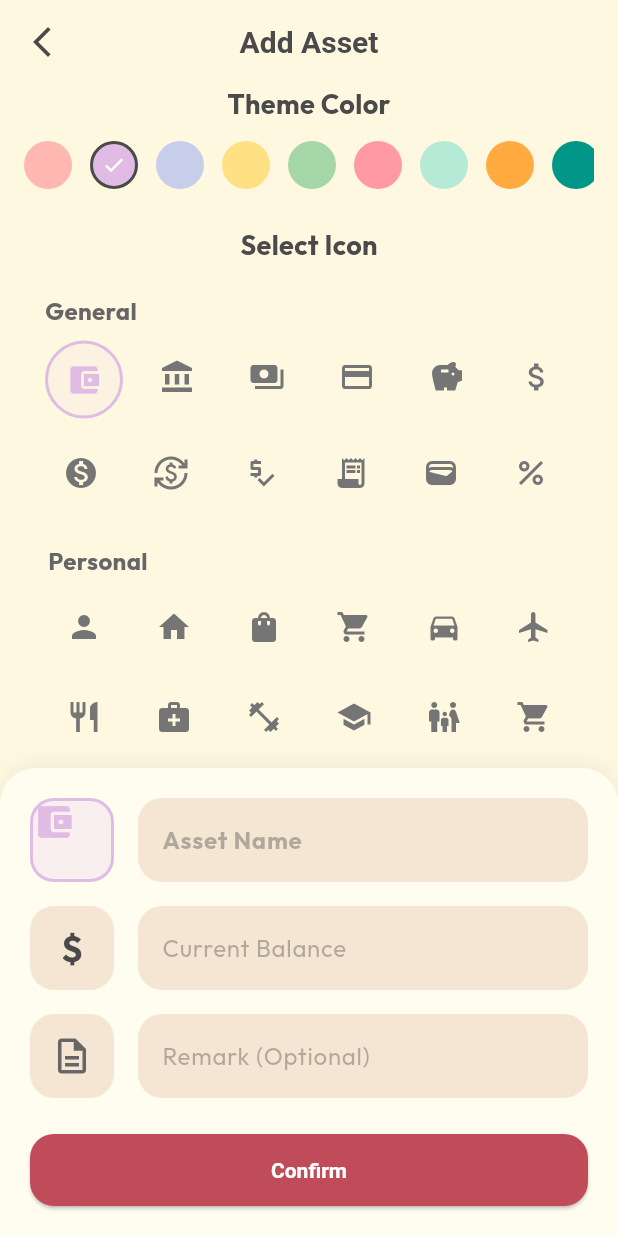
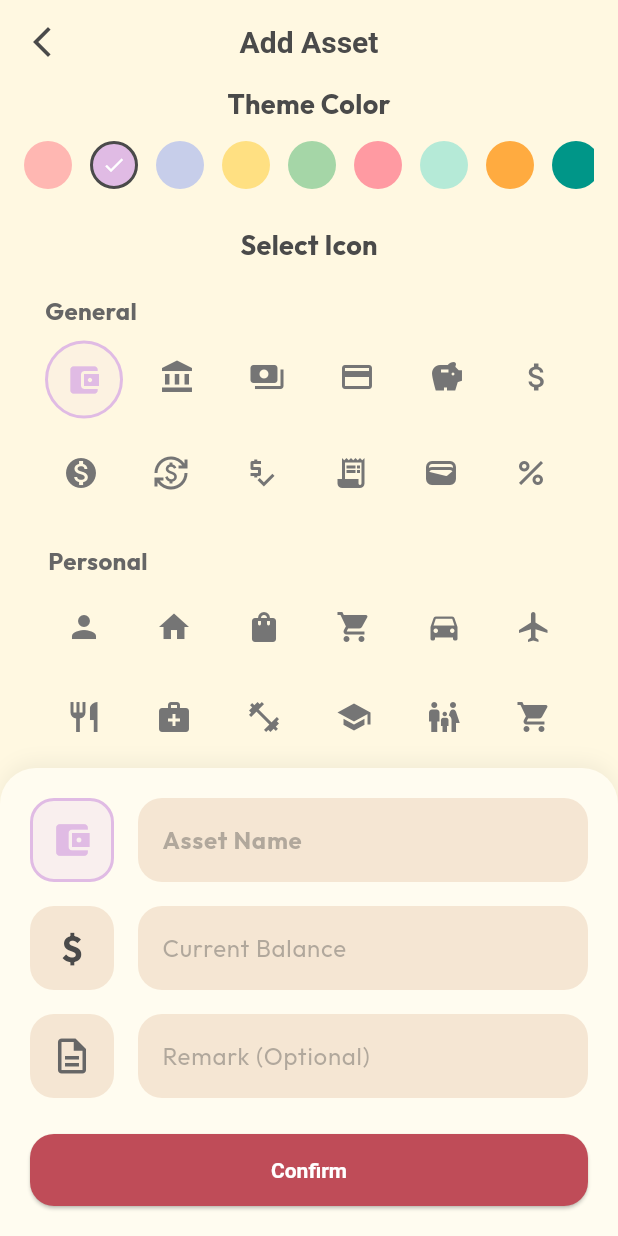
Before and after one commit to amerfathullah/neko-money-manager, a Flutter app: the AddEditAssetPage screen opened directly, on a phone screen of 412 x 824 dp. Run offline on Flutter 3.47's test engine with Material 3 defaults, Android fonts, the phone set to English and light mode, and no system bars; our stand-ins replace cloud_firestore, firebase_auth, firebase_core, fl_chart, flutter_riverpod, google_fonts and 4 more; accounts and stored records are empty; network calls fail.

Commit message:
fix icon alignment

```diff
--- a/lib/features/assets/presentation/pages/add_edit_asset_page.dart
+++ b/lib/features/assets/presentation/pages/add_edit_asset_page.dart
@@ -360,6 +360,7 @@ class _AddEditAssetPageState extends ConsumerState<AddEditAssetPage> {
                       Container(
                         width: 56,
                         height: 56,
+                        alignment: Alignment.center,
                         decoration: BoxDecoration(
                           color: _selectedColor.withValues(alpha: 0.2),
                           borderRadius: BorderRadius.circular(16),
@@ -471,6 +472,7 @@ class _AddEditAssetPageState extends ConsumerState<AddEditAssetPage> {
                       Container(
                         width: 56,
                         height: 56,
+                        alignment: Alignment.center,
                         decoration: BoxDecoration(
                           color: themeColors.inputBackground,
                           borderRadius: BorderRadius.circular(16),
--- a/lib/features/settings/presentation/pages/add_edit_ledger_page.dart
+++ b/lib/features/settings/presentation/pages/add_edit_ledger_page.dart
@@ -474,6 +474,7 @@ class _AddEditLedgerPageState extends ConsumerState<AddEditLedgerPage> {
                       Container(
                         width: 56,
                         height: 56,
+                        alignment: Alignment.center,
                         decoration: BoxDecoration(
                           color: _selectedColor.withValues(alpha: 0.2),
                           borderRadius: BorderRadius.circular(16),
@@ -536,6 +537,7 @@ class _AddEditLedgerPageState extends ConsumerState<AddEditLedgerPage> {
                       Container(
                         width: 56,
                         height: 56,
+                        alignment: Alignment.center,
                         decoration: BoxDecoration(
                           color: themeColors.inputBackground,
                           borderRadius: BorderRadius.circular(16),
```
